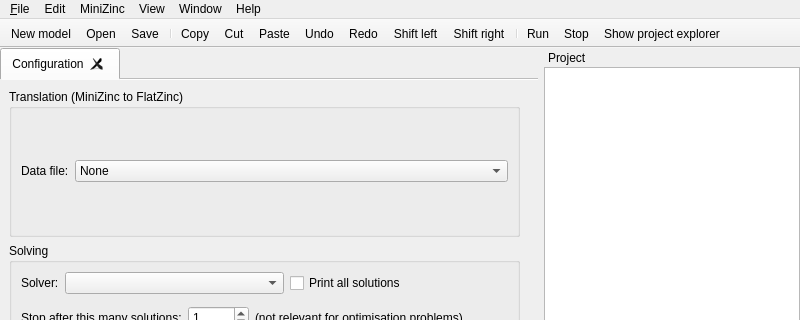
Before: the Qt Designer form MiniZincIDE/mainwindow.ui in MiniZinc/MiniZincIDE, drawn with Qt 5; both pictures show x 0 to 800 and y 0 to 320 of the 800 by 982 pixel window.
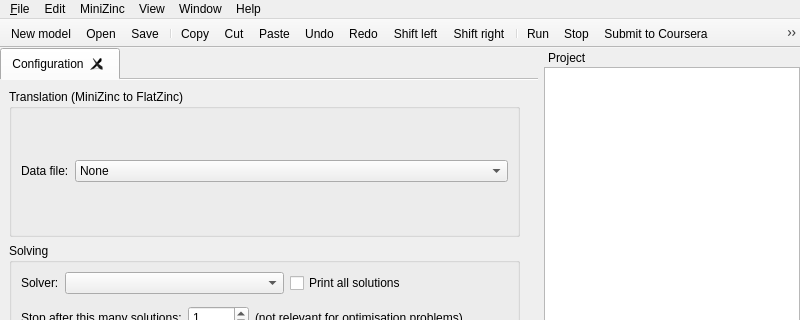
After: the same form once the commit is applied. Icons and pictures are not drawn. Custom widgets are drawn as their Qt base class.

Commit message: Started coursera integration

Diff of the .ui file:
```diff
--- a/MiniZincIDE/mainwindow.ui
+++ b/MiniZincIDE/mainwindow.ui
@@ -662,6 +662,7 @@
    <addaction name="separator"/>
    <addaction name="actionRun"/>
    <addaction name="actionStop"/>
+   <addaction name="actionSubmit_to_Coursera"/>
    <addaction name="actionShow_project_explorer"/>
   </widget>
   <widget class="QDockWidget" name="projectExplorerDockWidget">
@@ -1162,6 +1163,15 @@
     <string>Add files to project...</string>
    </property>
   </action>
+  <action name="actionSubmit_to_Coursera">
+   <property name="icon">
+    <iconset resource="minizincide.qrc">
+     <normaloff>:/icons/images/coursera.png</normaloff>:/icons/images/coursera.png</iconset>
+   </property>
+   <property name="text">
+    <string>Submit to Coursera</string>
+   </property>
+  </action>
  </widget>
  <customwidgets>
   <customwidget>
```
Left out of the diff: 7 changed lines with no effect on the pictures. The commit also changes 10 other files.
